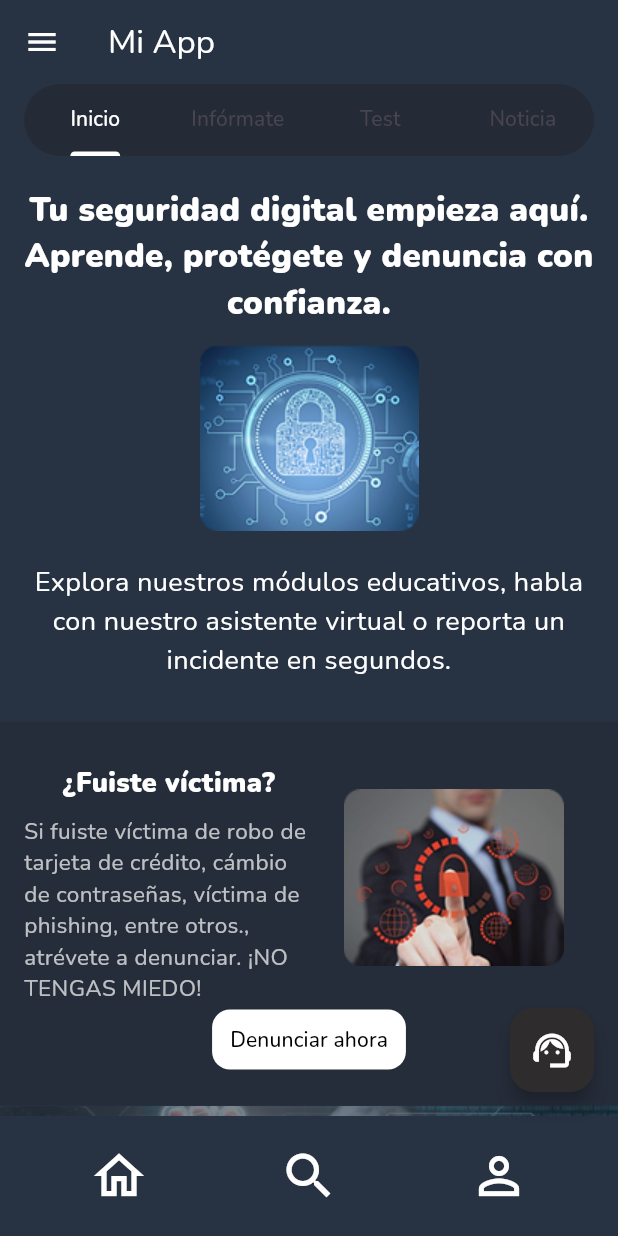
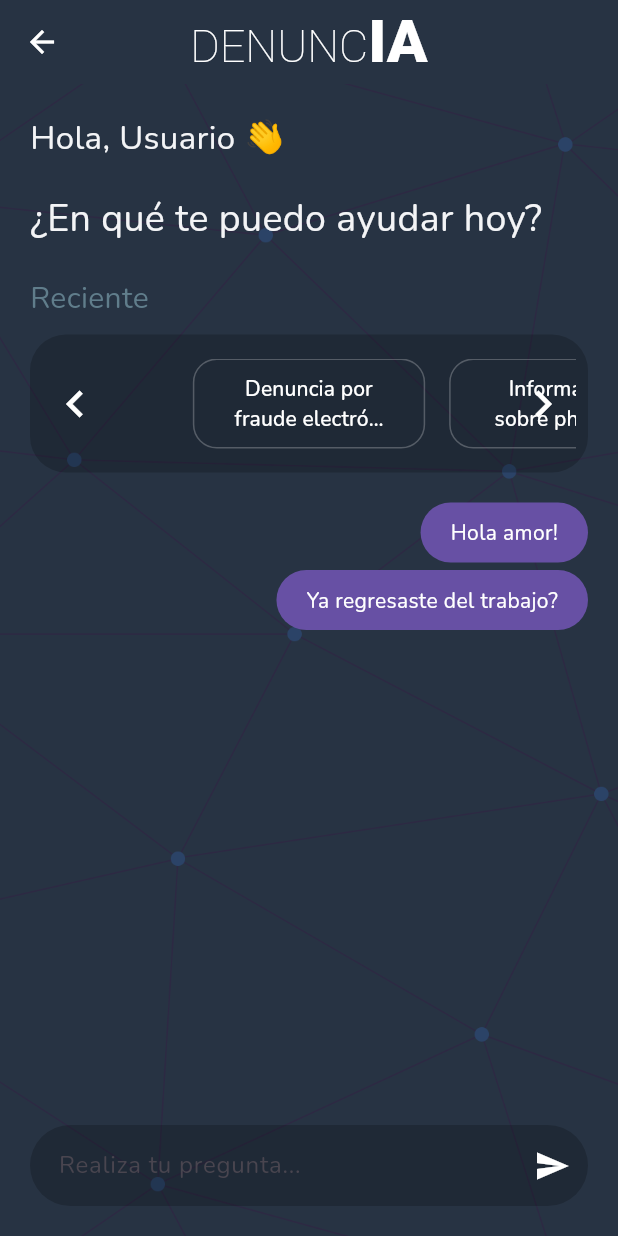
Before and after one commit to CevicheMixto23/denuncia, a Flutter app: the HomeScreen screen opened by its route, after a tap on "Denunciar ahora", on a phone screen of 412 x 824 dp. Run offline on Flutter 3.47's test engine with Material 3 defaults, Android fonts, the light colour scheme and no system bars; our stand-ins replace firebase_auth, firebase_core, google_fonts; missing offline and left inert: dialog_flowtter; accounts and stored records are empty.

Commit message:
Response obtained from chatbot

```diff
--- a/lib/Pages/home_page.dart
+++ b/lib/Pages/home_page.dart
@@ -76,7 +76,9 @@ class HomePage extends StatelessWidget {
                   ),
 
                   TextButton(
-                    onPressed: () {},
+                    onPressed: () {
+                      Navigator.pushNamed(context, 'chatbotScreen');
+                    },
                     style: TextButton.styleFrom(
                       backgroundColor: Colors.white, // Fondo blanco
                       shape: RoundedRectangleBorder(
--- a/lib/main.dart
+++ b/lib/main.dart
@@ -1,5 +1,6 @@
 import 'package:denuncia_v1/firebase_options.dart';
 import 'package:denuncia_v1/providers/authmodel.dart';
+import 'package:denuncia_v1/providers/chat_provider.dart';
 import 'package:denuncia_v1/providers/tabindex.dart';
 import 'package:denuncia_v1/routes/routes.dart';
 import 'package:firebase_core/firebase_core.dart';
@@ -23,6 +24,7 @@ class MyApp extends StatelessWidget {
       providers: [
         ChangeNotifierProvider(create: (_) => Authmodel()),
         ChangeNotifierProvider(create: (_) => TabIndexProvider()),
+        ChangeNotifierProvider(create: (_) => ChatProvider()),
       ],
       child: MaterialApp(
         title: 'DenuncIA App',
--- a/lib/models/message_model.dart
+++ b/lib/models/message_model.dart
@@ -0,0 +1,9 @@
+enum FromWho { me, bot }
+
+class MessageM {
+  final String text;
+  final String? imageUrl;
+  final FromWho fromWho;
+
+  MessageM({required this.text, this.imageUrl, required this.fromWho});
+}
--- a/lib/providers/authmodel.dart
+++ b/lib/providers/authmodel.dart
@@ -7,8 +7,11 @@ class Authmodel extends ChangeNotifier {
   String _userEmail = '';
   String _password = '';
 
+  String get displayName =>
+      FirebaseAuth.instance.currentUser?.displayName ?? '';
   bool get isAuthenticated => _isAuthenticated;
   bool get isEmailStage => _isEmailStage;
+
   String get password => _password;
   String get userEmail => _userEmail;
 
--- a/lib/providers/chat_provider.dart
+++ b/lib/providers/chat_provider.dart
@@ -1,10 +1,16 @@
+import 'package:denuncia_v1/models/message_model.dart';
 import 'package:dialog_flowtter/dialog_flowtter.dart';
 import 'package:flutter/material.dart';
 
 class ChatProvider extends ChangeNotifier {
   late DialogFlowtter _dialogFlowtter;
   List<Map<String, dynamic>> messages = [];
+  final ScrollController chatScrollController = ScrollController();
 
+  List<MessageM> messagesm = [
+    MessageM(text: 'Hola amor!', fromWho: FromWho.me),
+    MessageM(text: 'Ya regresaste del trabajo?', fromWho: FromWho.me),
+  ];
   ChatProvider() {
     _initDialogflow();
   }
--- a/lib/routes/routes.dart
+++ b/lib/routes/routes.dart
@@ -8,13 +8,7 @@ class AppRouting {
   static Map<String, Widget Function(BuildContext)> getRoutes() {
     Map<String, Widget Function(BuildContext)> appRoute = {};
     final user = FirebaseAuth.instance.currentUser;
-    String initialRoute;
 
-    if (user != null) {
-      initialRoute = 'homeScreen';
-    } else {
-      initialRoute = 'loginScreen';
-    }
     appRoute.addAll({
       "loginScreen": (BuildContext context) => const LoginScreen(),
     });
@@ -24,6 +18,9 @@ class AppRouting {
     appRoute.addAll({
       "homeScreen": (BuildContext context) => const HomeScreen(),
     });
+    appRoute.addAll({
+      "chatbotScreen": (BuildContext context) => const ChatbotScreen(),
+    });
     return appRoute;
   }
 }
--- /dev/null
+++ b/lib/screens/chatbot_screen.dart
@@ -0,0 +1,124 @@
+import 'package:denuncia_v1/config/colors.dart';
+import 'package:denuncia_v1/models/message_model.dart';
+import 'package:denuncia_v1/providers/authmodel.dart';
+import 'package:denuncia_v1/providers/chat_provider.dart';
+import 'package:denuncia_v1/widgets/horizontal_carrousel.dart';
+import 'package:denuncia_v1/widgets/message_field_box.dart';
+import 'package:denuncia_v1/widgets/my_message_bubble.dart';
+import 'package:flutter/material.dart';
+import 'package:provider/provider.dart';
+
+class ChatbotScreen extends StatelessWidget {
+  const ChatbotScreen({super.key});
+
+  @override
+  Widget build(BuildContext context) {
+    return Consumer<ChatProvider>(
+      builder: (
+        BuildContext context,
+        ChatProvider chatProvider,
+        Widget? child,
+      ) {
+        return Scaffold(
+          appBar: AppBar(
+            backgroundColor: AppColors.darkBlue,
+            centerTitle: true,
+            iconTheme: const IconThemeData(color: Colors.white),
+            title: RichText(
+              text: TextSpan(
+                style: DefaultTextStyle.of(
+                  context,
+                ).style.copyWith(fontSize: 20, color: Colors.white),
+                children: [
+                  const TextSpan(
+                    text: 'DENUNC',
+                    style: TextStyle(
+                      fontWeight: FontWeight.w100,
+                      fontSize: 30,
+                      color: Colors.white,
+                      decoration: TextDecoration.none,
+                    ),
+                  ),
+                  TextSpan(
+                    text: 'IA',
+                    style: const TextStyle(
+                      fontWeight: FontWeight.w900,
+                      fontSize: 40,
+                      color: Colors.white,
+                      decoration: TextDecoration.none,
+                    ),
+                  ),
+                ],
+              ),
+            ),
+          ),
+          body: Stack(
+            children: [
+              // Fondo azul
+              Positioned.fill(child: Container(color: AppColors.darkBlue)),
+              // Imagen encima con opacidad 0.2
+              Positioned.fill(
+                child: Opacity(
+                  opacity: 0.2,
+                  child: Image.asset(
+                    'assets/fondo_chatbot.png',
+                    fit: BoxFit.cover,
+                  ),
+                ),
+              ),
+              Padding(
+                padding: const EdgeInsets.symmetric(horizontal: 20),
+                child: Column(
+                  mainAxisAlignment: MainAxisAlignment.start,
+                  crossAxisAlignment: CrossAxisAlignment.start,
+                  children: [
+                    // Espacio superior
+                    const SizedBox(height: 20),
+                    // Imagen del chatbot
+                    Consumer<Authmodel>(
+                      builder:
+                          (context, auth, _) => Text(
+                            'Hola, ${auth.displayName.isNotEmpty == true ? auth.displayName : "Usuario"} 👋',
+                            style: TextStyle(
+                              color: AppColors.gray,
+                              fontSize: 22,
+                            ),
+                          ),
+                    ),
+                    const SizedBox(height: 20),
+                    Text(
+                      '¿En qué te puedo ayudar hoy?',
+                      style: TextStyle(color: AppColors.gray, fontSize: 25),
+                    ),
+                    const SizedBox(height: 20),
+                    Text(
+                      'Reciente',
+                      style: TextStyle(color: Colors.blueGrey, fontSize: 20),
+                    ),
+                    const SizedBox(height: 10),
+                    HorizontalCarrousel(),
+                    const SizedBox(height: 20),
+                    Expanded(
+                      child: ListView.builder(
+                        controller: chatProvider.chatScrollController,
+                        itemCount: chatProvider.messagesm.length,
+                        itemBuilder: (context, index) {
+                          final message = chatProvider.messagesm[index];
+                          return (message.fromWho == FromWho.me)
+                              ? MyMessageBubble(message: message)
+                              : MyMessageBubble(message: message);
+                        },
+                      ),
+                    ),
+                    MessageFieldBox(onValue: chatProvider.sendMessage),
+                    const SizedBox(height: 20),
+                  ],
+                ),
+              ),
+            ],
+          ),
+        );
+      },
+    );
+  }
+}
--- a/lib/screens/home_screen.dart
+++ b/lib/screens/home_screen.dart
@@ -29,10 +29,6 @@ class _HomeScreenState extends State<HomeScreen>
       appBar: AppBar(
         backgroundColor: AppColors.darkBlue,
         iconTheme: const IconThemeData(color: Colors.white),
-        title: const Text(
-          'Mi App',
-          style: TextStyle(color: Colors.white),
-        ), // Puedes añadir un título
         bottom: PreferredSize(
           preferredSize: const Size.fromHeight(48),
           child: Container(
--- a/lib/screens/screens.dart
+++ b/lib/screens/screens.dart
@@ -1,3 +1,4 @@
+export 'package:denuncia_v1/screens/chatbot_screen.dart';
 export 'package:denuncia_v1/screens/home_screen.dart';
 export 'package:denuncia_v1/screens/login_screen.dart';
 export 'package:denuncia_v1/screens/onboarding_screen.dart';
--- /dev/null
+++ b/lib/widgets/horizontal_carrousel.dart
@@ -0,0 +1,140 @@
+import 'package:flutter/material.dart';
+
+class HorizontalCarrousel extends StatefulWidget {
+  const HorizontalCarrousel({super.key});
+
+  @override
+  State<HorizontalCarrousel> createState() => _HorizontalCarrouselState();
+}
+
+class _HorizontalCarrouselState extends State<HorizontalCarrousel> {
+  int _currentIndex = 0;
+  final List<Map<String, String>> items = [
+    {'title': 'Denuncia por fraude electrónico'},
+    {'title': 'Información sobre phishing'},
+    {'title': 'Denuncia por robo de identidad'},
+    {'title': 'Asesoría legal gratuita'},
+    {'title': 'Recursos para víctimas de fraude'},
+    {'title': 'Cómo proteger tu información personal'},
+    {'title': 'Consejos de seguridad en línea'},
+    {'title': 'Denuncia por acoso cibernético'},
+    {'title': 'Información sobre estafas comunes'},
+    {'title': 'Cómo reportar un fraude financiero'},
+    // Puedes agregar más items aquí
+  ];
+
+  final PageController _pageController = PageController(
+    viewportFraction: 0.48, // Ajusta para que se vean dos tarjetas
+    initialPage: 0,
+  );
+
+  @override
+  Widget build(BuildContext context) {
+    final double cardHeight = 60;
+    return Center(
+      child: Container(
+        width: double.infinity,
+        height: cardHeight + 32,
+        padding: const EdgeInsets.symmetric(horizontal: 8, vertical: 4),
+        decoration: BoxDecoration(
+          color: Colors.black.withOpacity(0.2),
+          borderRadius: BorderRadius.circular(24),
+        ),
+        child: Stack(
+          alignment: Alignment.center,
+          children: [
+            SizedBox(
+              height: cardHeight,
+              child: PageView.builder(
+                controller: _pageController,
+                itemCount: items.length,
+                onPageChanged: (index) {
+                  setState(() {
+                    _currentIndex = index;
+                  });
+                },
+                itemBuilder: (context, i) {
+                  return Padding(
+                    padding: const EdgeInsets.symmetric(horizontal: 8.0),
+                    child: OutlinedButton(
+                      style: OutlinedButton.styleFrom(
+                        minimumSize: const Size(180, 60),
+                        backgroundColor: Colors.transparent,
+                        side: const BorderSide(color: Colors.white24),
+                        shape: RoundedRectangleBorder(
+                          borderRadius: BorderRadius.circular(16),
+                        ),
+                      ),
+                      onPressed: () {},
+                      child: Text(
+                        items[i]['title']!,
+                        style: const TextStyle(color: Colors.white),
+                        textAlign: TextAlign.center,
+                        maxLines: 2,
+                        overflow: TextOverflow.ellipsis,
+                      ),
+                    ),
+                  );
+                },
+              ),
+            ),
+            // Botón izquierdo
+            Positioned(
+              left: 0,
+              child: SizedBox(
+                height: cardHeight - 16,
+                width: cardHeight - 16,
+                child: Material(
+                  color: Colors.transparent,
+                  child: IconButton(
+                    icon: const Icon(Icons.chevron_left, color: Colors.white),
+                    iconSize: cardHeight - 24,
+                    padding: EdgeInsets.zero,
+                    onPressed: () {
+                      if (_currentIndex > 0) {
+                        _pageController.previousPage(
+                          duration: const Duration(milliseconds: 300),
+                          curve: Curves.ease,
+                        );
+                      }
+                    },
+                  ),
+                ),
+              ),
+            ),
+            // Botón derecho
+            Positioned(
+              right: 0,
+              child: SizedBox(
+                height: cardHeight - 16,
+                width: cardHeight - 16,
+                child: Material(
+                  color: Colors.transparent,
+                  child: IconButton(
+                    icon: const Icon(Icons.chevron_right, color: Colors.white),
+                    iconSize: cardHeight - 24,
+                    padding: EdgeInsets.zero,
+                    onPressed: () {
+                      if (_currentIndex < items.length - 1) {
+                        _pageController.nextPage(
+                          duration: const Duration(milliseconds: 300),
+                          curve: Curves.ease,
+                        );
+                      }
+                    },
+                  ),
+                ),
+              ),
+            ),
+          ],
+        ),
+      ),
+    );
+  }
+
+  @override
+  void dispose() {
+    _pageController.dispose();
+    super.dispose();
+  }
+}
--- /dev/null
+++ b/lib/widgets/message_field_box.dart
@@ -0,0 +1,58 @@
+import 'package:flutter/material.dart';
+
+class MessageFieldBox extends StatelessWidget {
+  final ValueChanged<String> onValue;
+
+  const MessageFieldBox({super.key, required this.onValue});
+
+  @override
+  Widget build(BuildContext context) {
+    final textController = TextEditingController();
+    late FocusNode focusNode = FocusNode();
+
+    final outlineInputBorder = UnderlineInputBorder(
+      borderSide: const BorderSide(color: Colors.transparent),
+      borderRadius: BorderRadius.circular(40),
+    );
+
+    final inputDecoration = InputDecoration(
+      hintText: 'Realiza tu pregunta...',
+      enabledBorder: outlineInputBorder,
+      focusedBorder: outlineInputBorder,
+      contentPadding: const EdgeInsets.symmetric(horizontal: 15, vertical: 15),
+
+      filled: true,
+      fillColor: Color.fromRGBO(0, 0, 0, 0.2),
+      suffixIcon: IconButton(
+        onPressed: () {
+          final textValue = textController.value.text;
+          onValue(textValue);
+          textController.clear();
+          Future.delayed(const Duration(milliseconds: 50), () {
+            focusNode.requestFocus();
+          });
+        },
+        icon: const Icon(Icons.send, color: Colors.white),
+      ),
+    );
+
+    return TextFormField(
+      style: const TextStyle(color: Colors.white),
+      onTapOutside: (event) {
+        focusNode.unfocus();
+      },
+      focusNode: focusNode,
+      controller: textController,
+      decoration: inputDecoration,
+
+      onFieldSubmitted: (value) {
+        onValue(value);
+        textController.clear();
+        focusNode.requestFocus();
+        textController.selection = TextSelection.fromPosition(
+          const TextPosition(offset: 0), // Coloca el cursor al final
+        );
+      },
+    );
+  }
+}
--- /dev/null
+++ b/lib/widgets/my_message_bubble.dart
@@ -0,0 +1,32 @@
+import 'package:denuncia_v1/models/message_model.dart';
+import 'package:flutter/material.dart';
+
+class MyMessageBubble extends StatelessWidget {
+  final MessageM message;
+  const MyMessageBubble({super.key, required this.message});
+
+  @override
+  Widget build(BuildContext context) {
+    final colors = Theme.of(context).colorScheme;
+
+    return Column(
+      crossAxisAlignment: CrossAxisAlignment.end,
+      children: [
+        Container(
+          decoration: BoxDecoration(
+            color: colors.primary,
+            borderRadius: BorderRadius.circular(20),
+          ),
+          child: Padding(
+            padding: const EdgeInsets.symmetric(horizontal: 20, vertical: 10),
+            child: Text(
+              message.text,
+              style: const TextStyle(color: Colors.white),
+            ),
+          ),
+        ),
+        const SizedBox(height: 5),
+      ],
+    );
+  }
+}
```
Also changed, not shown: assets/fondo_chatbot.png (added).
